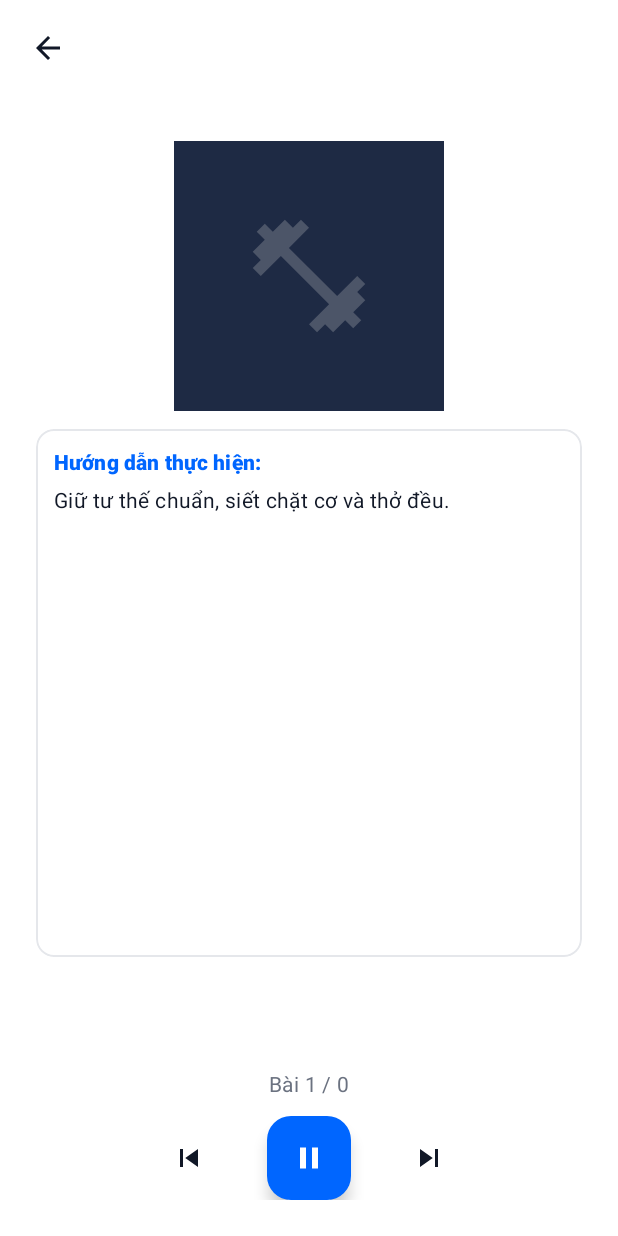
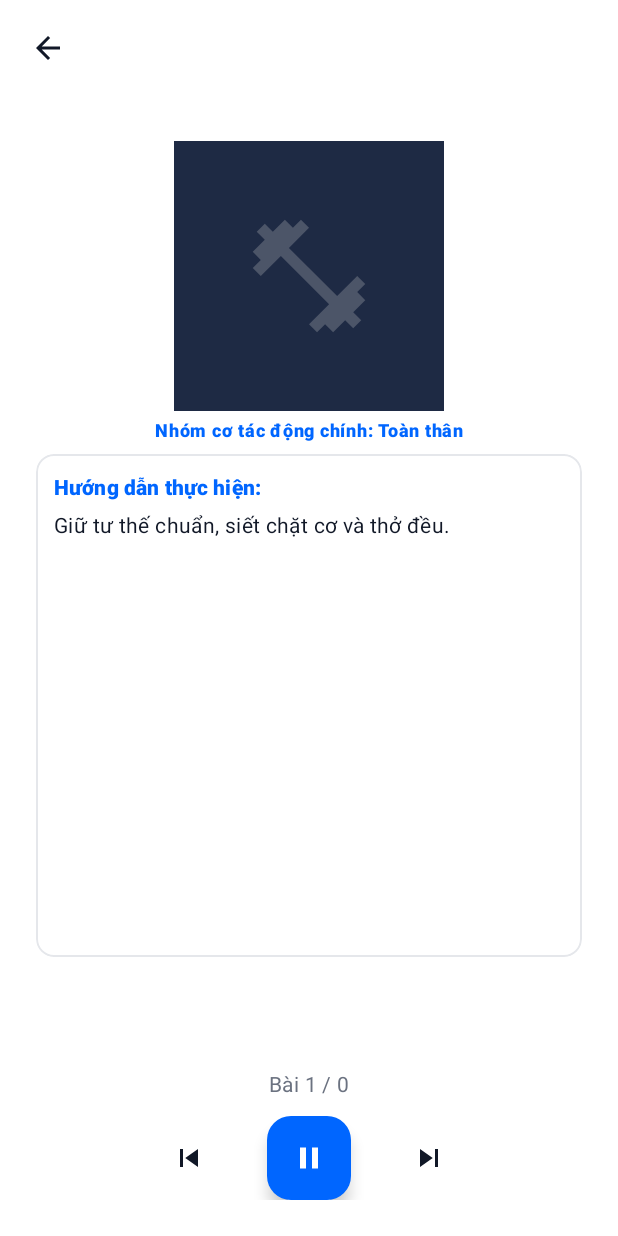
Before and after one commit to sleepingbuild/IronFitness, an Android app: the fragment PlayerFragment placed in its activity, on a phone screen of 412 x 824 dp. Run offline under Robolectric (Android 15) with nearby library versions, the phone set to English and light mode, and no system bars; our stand-ins replace AdMob, Room's generated code; network calls fail; pictures from the network do not load; 2 statements that could not run were skipped.

Commit message:
feat add 512x512 PNG 3D muscle anatomy images on white background, update DataSeeder and PlayerFragment target muscle caption

```diff
--- a/android/app/src/main/res/layout/fragment_player.xml
+++ b/android/app/src/main/res/layout/fragment_player.xml
@@ -86,13 +86,29 @@
                 app:use_controller="false" />
         </FrameLayout>
 
+        <!-- Muscle Target Caption (Requirement 3.2) -->
+        <TextView
+            android:id="@+id/tvTargetMuscleCaption"
+            android:layout_width="0dp"
+            android:layout_height="wrap_content"
+            android:layout_marginHorizontal="24dp"
+            android:layout_marginTop="4dp"
+            android:textAlignment="center"
+            android:textAppearance="?attr/textAppearanceLabelMedium"
+            android:textColor="?attr/colorPrimary"
+            android:textStyle="bold"
+            app:layout_constraintEnd_toEndOf="parent"
+            app:layout_constraintStart_toStartOf="parent"
+            app:layout_constraintTop_toBottomOf="@id/flMediaContainer"
+            tools:text="Nhóm cơ tác động chính: Cơ Bụng" />
+
         <!-- 2. MIDDLE: Description / Instructions Frame (Requirement 1.2) -->
         <com.google.android.material.card.MaterialCardView
             android:id="@+id/cvDescriptionCard"
             android:layout_width="0dp"
             android:layout_height="0dp"
             android:layout_marginHorizontal="24dp"
-            android:layout_marginTop="12dp"
+            android:layout_marginTop="8dp"
             android:layout_marginBottom="12dp"
             app:cardCornerRadius="12dp"
             app:cardElevation="0dp"
@@ -102,7 +118,7 @@
             app:layout_constraintBottom_toTopOf="@id/tvCounter"
             app:layout_constraintEnd_toEndOf="parent"
             app:layout_constraintStart_toStartOf="parent"
-            app:layout_constraintTop_toBottomOf="@id/flMediaContainer">
+            app:layout_constraintTop_toBottomOf="@id/tvTargetMuscleCaption">
 
             <androidx.core.widget.NestedScrollView
                 android:layout_width="match_parent"
```
Also changed, not shown: android/app/src/main/java/com/homefit/app/ui/player/PlayerFragment.java (+14 -0 lines), backend/src/main/java/com/homefit/server/service/DataSeeder.java (+27 -25 lines), backend/src/main/resources/static/images/muscles/abs.png (added), backend/src/main/resources/static/images/muscles/arms.png (added), backend/src/main/resources/static/images/muscles/back.png (added), backend/src/main/resources/static/images/muscles/chest.png (added), backend/src/main/resources/static/images/muscles/fullbody.png (added), backend/src/main/resources/static/images/muscles/legs.png (added).
